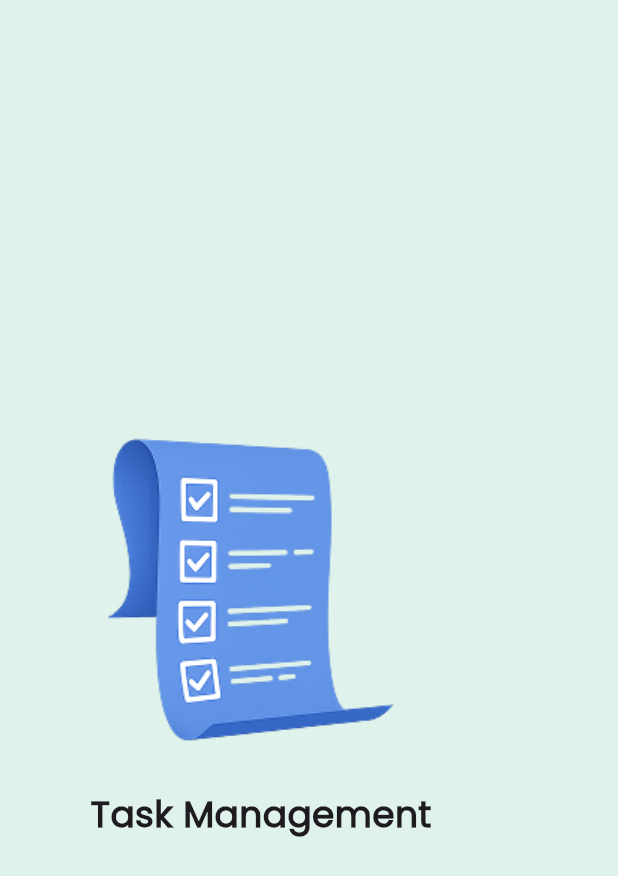
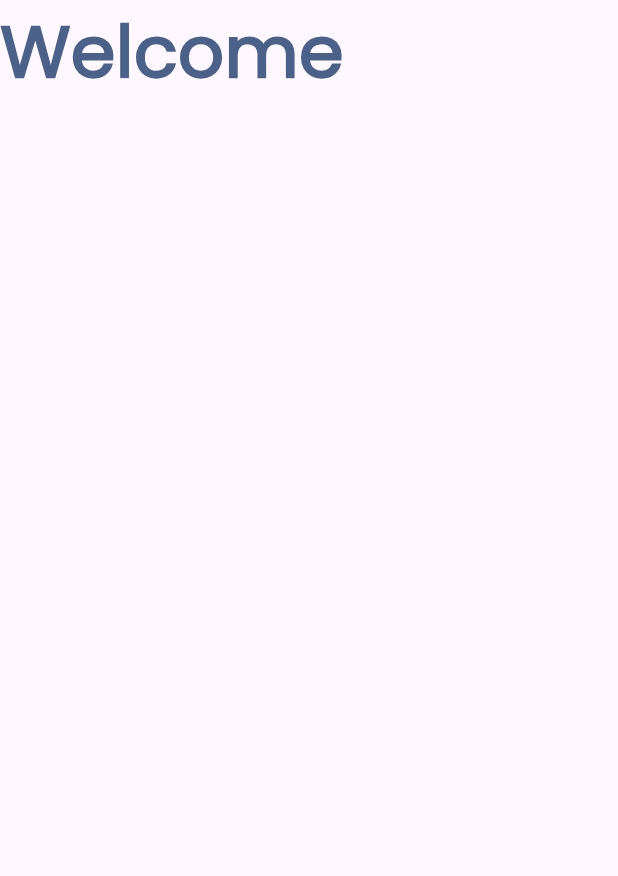
Before and after one commit to abd0-kha1ed/team_task, a Flutter app: the screen it shows after launch, on a phone screen of 412 x 824 dp. Shown: the top 876 px of the screen. Run offline on Flutter 3.47's test engine with Material 3 defaults, Android fonts, the light colour scheme and no system bars.

Commit message:
Implement login and splash views with animations and routing

```diff
--- a/lib/core/helper_functions/on_generate_routes.dart
+++ b/lib/core/helper_functions/on_generate_routes.dart
@@ -1,4 +1,5 @@
 import 'package:flutter/material.dart';
+import 'package:team_task/feature/auth/presentation/view/login_view.dart';
 import 'package:team_task/feature/splash/presentation/view/splash_view.dart';
 
 /// ***********  ✨ Windsurf Command ⭐  ************
@@ -7,6 +8,10 @@ Route<dynamic> onGenerateRoutes(RouteSettings settings) {
     case SplashView.routeName:
       return MaterialPageRoute(
         builder: (context) => const SplashView(),
+      );
+      case LoginView.routeName:
+      return MaterialPageRoute(
+        builder: (context) => const LoginView(),
       );
     default:
       return MaterialPageRoute(
--- a/lib/core/utils/text_styles.dart
+++ b/lib/core/utils/text_styles.dart
@@ -32,4 +32,10 @@ abstract class AppTextStyles {
     fontSize: 20,
     fontWeight: FontWeight.w600,
   );
+
+  static const TextStyle semiBold48 = TextStyle(
+    fontFamily: _fontFamily,
+    fontSize: 48,
+    fontWeight: FontWeight.w600,
+  );
 }
--- /dev/null
+++ b/lib/feature/auth/presentation/view/login_view.dart
@@ -0,0 +1,14 @@
+import 'package:flutter/material.dart';
+import 'package:team_task/feature/auth/presentation/view/login_view_body.dart';
+
+class LoginView extends StatelessWidget {
+const LoginView({ super.key });
+static const String routeName = '/loginView';
+@override
+Widget build(BuildContext context) {
+return Scaffold(
+body: LoginViewBody(),
+
+);
+}
+}
--- /dev/null
+++ b/lib/feature/auth/presentation/view/login_view_body.dart
@@ -0,0 +1,20 @@
+import 'package:flutter/material.dart';
+import 'package:team_task/core/utils/app_colors.dart';
+import 'package:team_task/core/utils/text_styles.dart';
+
+class LoginViewBody extends StatelessWidget {
+  const LoginViewBody({super.key});
+  @override
+  Widget build(BuildContext context) {
+    return SingleChildScrollView(
+      child: Column(
+        children: [
+          Text(
+            'Welcome',
+            style: AppTextStyles.semiBold48.copyWith(color: AppColors.primary),
+          ),
+        ],
+      ),
+    );
+  }
+}
--- a/lib/feature/splash/presentation/view/splash_view.dart
+++ b/lib/feature/splash/presentation/view/splash_view.dart
@@ -5,6 +5,7 @@ import 'package:team_task/feature/splash/presentation/view/widget/splash_view_bo
 class SplashView extends StatelessWidget {
   const SplashView({super.key});
   static const String routeName = '/splashView';
+
   @override
   Widget build(BuildContext context) {
     return Scaffold(
```
Also changed, not shown: lib/feature/splash/presentation/view/widget/sliding_text.dart (added, +23 -0 lines), lib/feature/splash/presentation/view/widget/splash_view_body.dart (+46 -3 lines).
